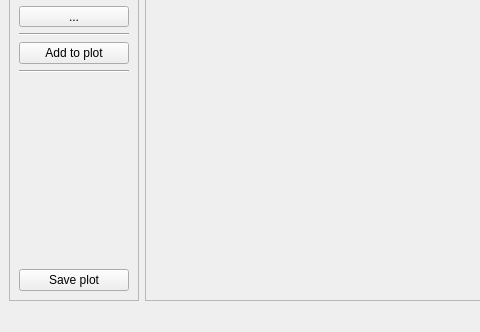
Old version of the form ui/plot_window.ui in the repository usc-psychsim/psychsim-eval-gui; both pictures show x 0 to 480 and y 268 to 600 of the 800 by 600 pixel window.
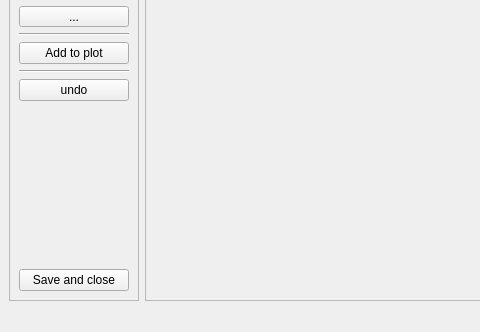
New version of the form.

Commit message: Add undo plot

What changed in the file:
```diff
--- a/ui/plot_window.ui
+++ b/ui/plot_window.ui
@@ -234,6 +234,43 @@
          </property>
         </widget>
        </item>
+       <item>
+        <widget class="QWidget" name="widget" native="true">
+         <layout class="QHBoxLayout" name="horizontalLayout_2">
+          <property name="leftMargin">
+           <number>0</number>
+          </property>
+          <property name="topMargin">
+           <number>0</number>
+          </property>
+          <property name="rightMargin">
+           <number>0</number>
+          </property>
+          <property name="bottomMargin">
+           <number>0</number>
+          </property>
+          <item>
+           <widget class="QPushButton" name="plot_undo_button">
+            <property name="sizePolicy">
+             <sizepolicy hsizetype="Ignored" vsizetype="Fixed">
+              <horstretch>0</horstretch>
+              <verstretch>0</verstretch>
+             </sizepolicy>
+            </property>
+            <property name="maximumSize">
+             <size>
+              <width>1000</width>
+              <height>16777215</height>
+             </size>
+            </property>
+            <property name="text">
+             <string>undo</string>
+            </property>
+           </widget>
+          </item>
+         </layout>
+        </widget>
+       </item>
        <item>
         <spacer name="verticalSpacer">
          <property name="orientation">
@@ -250,7 +287,7 @@
        <item>
         <widget class="QPushButton" name="save_plot_button">
          <property name="text">
-          <string>Save plot</string>
+          <string>Save and close</string>
          </property>
         </widget>
        </item>
```
The commit also changes 1 other file.
